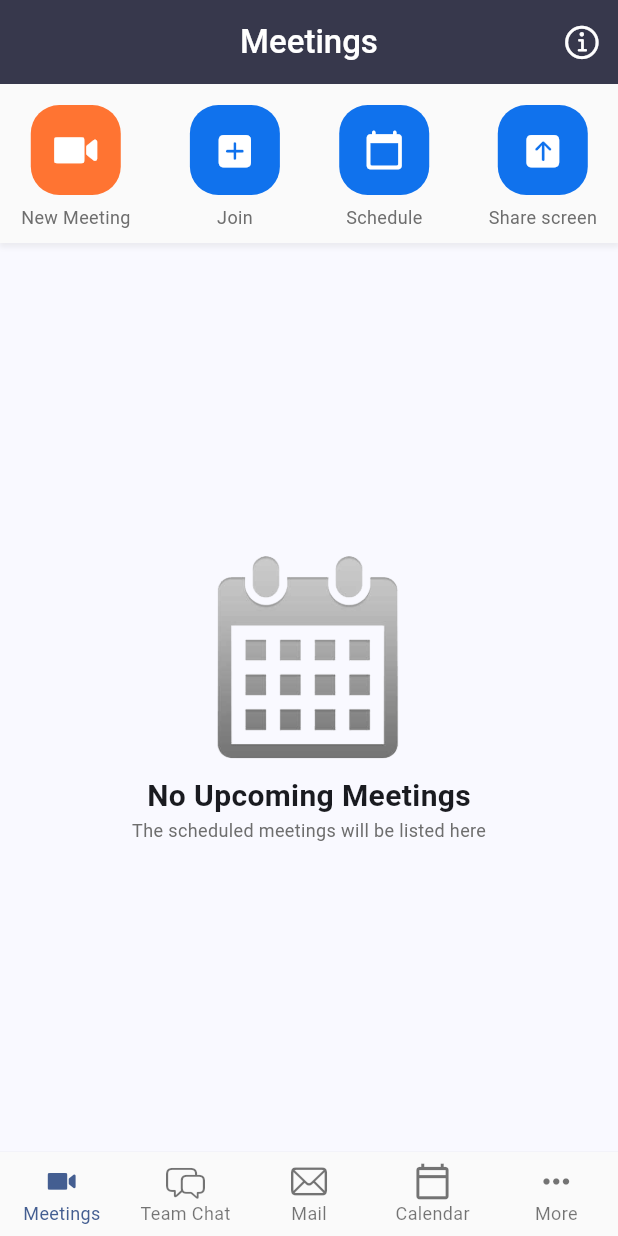
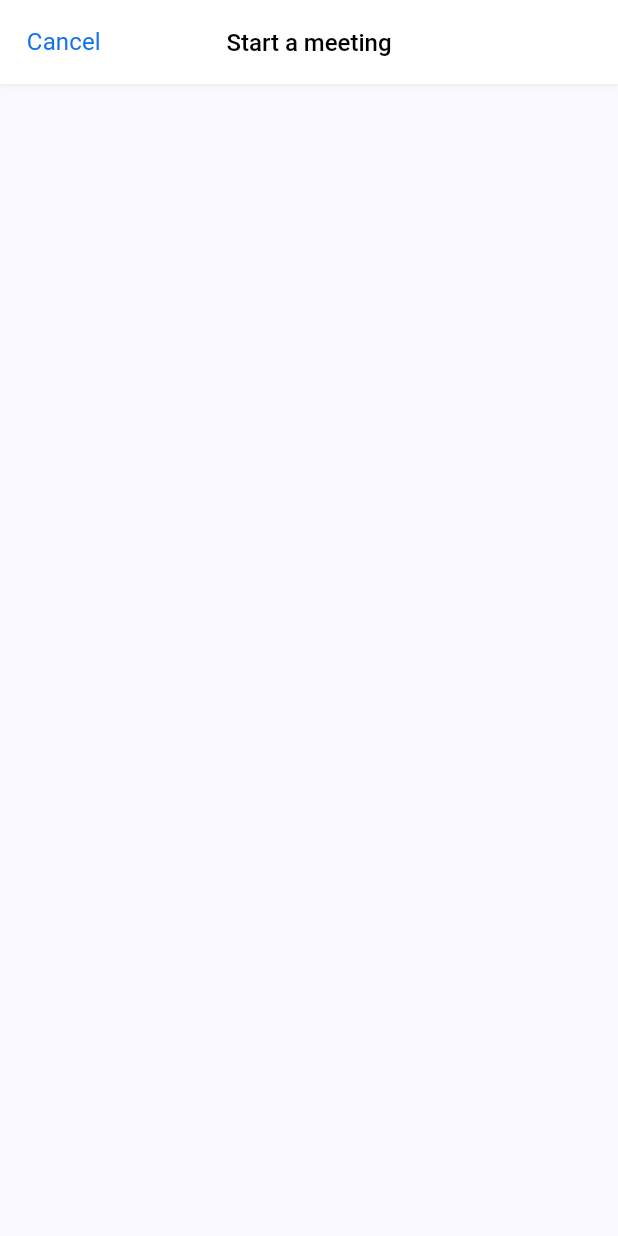
Before and after one commit to czarbasanal/zoom_clone_app, a Flutter app: the screen it shows after launch, on a phone screen of 412 x 824 dp. Run offline on Flutter 3.47's test engine with Material 3 defaults, Android fonts, the phone set to English and light mode, and no system bars.

Commit message:
added new meeting screen

```diff
--- a/lib/main.dart
+++ b/lib/main.dart
@@ -1,4 +1,5 @@
 import 'package:flutter/material.dart';
+import 'package:zoom_clone_app/screens/new_meeting_screen.dart';
 import 'screens/meetings_screen.dart';
 
 void main() {
@@ -18,7 +19,7 @@
         useMaterial3: true,
         splashColor: Colors.transparent,
       ),
-      home: MeetingScreen(),
+      home: NewMeetingScreen(),
     );
   }
 }
--- a/lib/screens/meetings_screen.dart
+++ b/lib/screens/meetings_screen.dart
@@ -1,6 +1,5 @@
 import 'package:flutter/cupertino.dart';
 import 'package:flutter/material.dart';
-import 'package:flutter/widgets.dart';
 
 class MeetingScreen extends StatefulWidget {
   const MeetingScreen({super.key});
@@ -17,7 +16,10 @@
     return Scaffold(
       appBar: AppBar(
         title: const Text('Meetings',
-            style: TextStyle(color: Colors.white, fontWeight: FontWeight.w500)),
+            style: TextStyle(
+                color: Colors.white,
+                fontSize: 16,
+                fontWeight: FontWeight.w500)),
         centerTitle: true,
         actions: <Widget>[
           IconButton(
--- /dev/null
+++ b/lib/screens/new_meeting_screen.dart
@@ -0,0 +1,41 @@
+import 'package:flutter/material.dart';
+
+class NewMeetingScreen extends StatelessWidget {
+  const NewMeetingScreen({super.key});
+
+  @override
+  Widget build(BuildContext context) {
+    return Scaffold(
+      appBar: AppBar(
+        elevation: 1.0,
+        backgroundColor: Colors.white,
+        surfaceTintColor: Colors.white,
+        shadowColor: Colors.grey.withOpacity(0.15),
+        title: const Text('Start a meeting',
+            style: TextStyle(
+                color: Colors.black,
+                fontSize: 16,
+                fontWeight: FontWeight.w500)),
+        centerTitle: true,
+        leading: TextButton(
+          style: TextButton.styleFrom(
+            padding: EdgeInsets.zero,
+            tapTargetSize: MaterialTapTargetSize.shrinkWrap,
+          ),
+          child: const Text('Cancel',
+              style: TextStyle(
+                  fontSize: 16,
+                  fontWeight: FontWeight.w400,
+                  color: Color(0xFF1072ED))),
+          onPressed: () {
+            // Navigator.of(context).pop();
+          },
+        ),
+        leadingWidth: 85,
+      ),
+      body: Column(
+        children: [],
+      ),
+    );
+  }
+}
```
